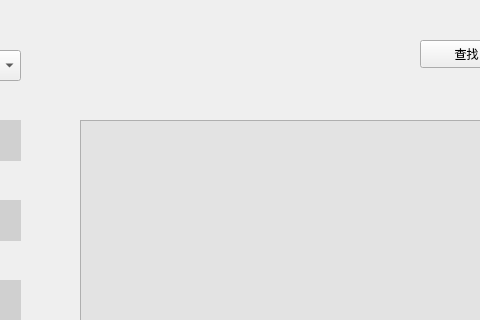
First picture: the form in UI/Search.ui, repository ZxxWs/CppClassDesign, before the edit; both pictures show x 430 to 910 and y 0 to 320 of the 1084 by 640 pixel window.
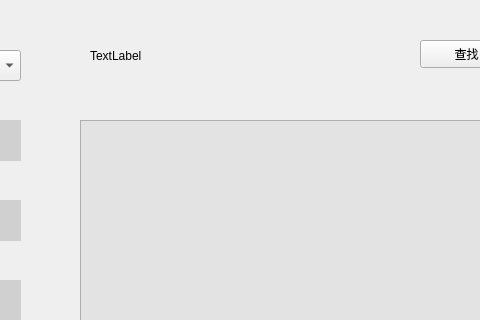
Second picture: the form after the edit.

What changed in the file:
```diff
--- a/UI/Search.ui
+++ b/UI/Search.ui
@@ -263,6 +263,19 @@
     <string>退出</string>
    </property>
   </widget>
+  <widget class="QLabel" name="lable">
+   <property name="geometry">
+    <rect>
+     <x>520</x>
+     <y>40</y>
+     <width>301</width>
+     <height>31</height>
+    </rect>
+   </property>
+   <property name="text">
+    <string>TextLabel</string>
+   </property>
+  </widget>
  </widget>
  <resources/>
  <connections/>
```
